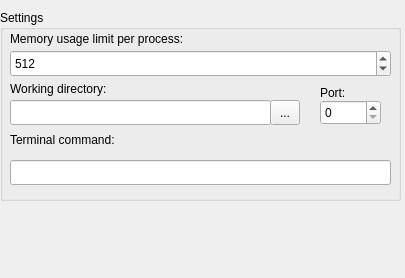
This is GNS3/Ui/ConfigurationPages/Form_PreferencesHypervisorManager.ui in GNS3/gns3-legacy as Qt 5 draws it before an edit. The edited form follows.
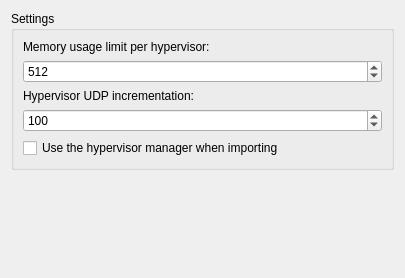
This is the edited form.

Commit message: [*] Preload if possible dynamips at startup

```diff
--- a/GNS3/Ui/ConfigurationPages/Form_PreferencesHypervisorManager.ui
+++ b/GNS3/Ui/ConfigurationPages/Form_PreferencesHypervisorManager.ui
@@ -12,15 +12,9 @@
   <property name="windowTitle" >
    <string>Form</string>
   </property>
+  <layout class="QVBoxLayout" >
+   <item>
   <widget class="QGroupBox" name="groupBox" >
-   <property name="geometry" >
-    <rect>
-     <x>0</x>
-     <y>10</y>
-     <width>401</width>
-     <height>191</height>
-    </rect>
-   </property>
    <property name="sizePolicy" >
     <sizepolicy vsizetype="Maximum" hsizetype="MinimumExpanding" >
      <horstretch>0</horstretch>
@@ -30,116 +24,16 @@
    <property name="title" >
     <string>Settings</string>
    </property>
+     <layout class="QGridLayout" >
+      <item row="0" column="0" >
    <widget class="QLabel" name="label" >
-    <property name="geometry" >
-     <rect>
-      <x>10</x>
-      <y>20</y>
-      <width>351</width>
-      <height>18</height>
-     </rect>
-    </property>
     <property name="text" >
-     <string>Memory usage limit per process:</string>
-    </property>
-   </widget>
-   <widget class="QLabel" name="label_3" >
-    <property name="geometry" >
-     <rect>
-      <x>10</x>
-      <y>120</y>
-      <width>381</width>
-      <height>20</height>
-     </rect>
-    </property>
-    <property name="text" >
-     <string>Terminal command:</string>
-    </property>
-   </widget>
-   <widget class="QLineEdit" name="dynamips_term_cmd" >
-    <property name="geometry" >
-     <rect>
-      <x>10</x>
-      <y>150</y>
-      <width>381</width>
-      <height>25</height>
-     </rect>
-    </property>
-   </widget>
-   <widget class="QLineEdit" name="dynamips_workdir" >
-    <property name="geometry" >
-     <rect>
-      <x>10</x>
-      <y>90</y>
-      <width>261</width>
-      <height>25</height>
-     </rect>
-    </property>
-   </widget>
-   <widget class="QLabel" name="label_2" >
-    <property name="geometry" >
-     <rect>
-      <x>10</x>
-      <y>70</y>
-      <width>291</width>
-      <height>18</height>
-     </rect>
-    </property>
-    <property name="text" >
-     <string>Working directory:</string>
-    </property>
-   </widget>
-   <widget class="QToolButton" name="dynamips_workdir_browser" >
-    <property name="geometry" >
-     <rect>
-      <x>270</x>
-      <y>90</y>
-      <width>30</width>
-      <height>25</height>
-     </rect>
-    </property>
-    <property name="text" >
-     <string>...</string>
-    </property>
-   </widget>
-   <widget class="QSpinBox" name="dynamips_port" >
-    <property name="geometry" >
-     <rect>
-      <x>320</x>
-      <y>90</y>
-      <width>61</width>
-      <height>25</height>
-     </rect>
-    </property>
-    <property name="maximum" >
-     <number>65535</number>
-    </property>
-    <property name="value" >
-     <number>0</number>
-    </property>
-   </widget>
-   <widget class="QLabel" name="label_5" >
-    <property name="geometry" >
-     <rect>
-      <x>320</x>
-      <y>70</y>
-      <width>61</width>
-      <height>25</height>
-     </rect>
-    </property>
-    <property name="text" >
-     <string>Port:</string>
-    </property>
-   </widget>
-   <widget class="QSpinBox" name="spinBox" >
-    <property name="geometry" >
-     <rect>
-      <x>10</x>
-      <y>40</y>
-      <width>381</width>
-      <height>27</height>
-     </rect>
-    </property>
+         <string>Memory usage limit per hypervisor:</string>
+        </property>
+       </widget>
+      </item>
+      <item row="1" column="0" >
+       <widget class="QSpinBox" name="spinBoxMemoryLimit" >
     <property name="maximum" >
      <number>1000000</number>
     </property>
@@ -150,7 +44,51 @@
      <number>512</number>
     </property>
    </widget>
-  </widget>
+      </item>
+      <item row="2" column="0" >
+       <widget class="QLabel" name="label_2" >
+        <property name="text" >
+         <string>Hypervisor UDP incrementation:</string>
+        </property>
+       </widget>
+      </item>
+      <item row="3" column="0" >
+       <widget class="QSpinBox" name="spinBoxUDPIncrementation" >
+        <property name="maximum" >
+         <number>100000</number>
+        </property>
+        <property name="singleStep" >
+         <number>10</number>
+        </property>
+        <property name="value" >
+         <number>100</number>
+        </property>
+       </widget>
+      </item>
+      <item row="4" column="0" >
+       <widget class="QCheckBox" name="checkBox" >
+        <property name="text" >
+         <string>Use the hypervisor manager when importing</string>
+        </property>
+       </widget>
+      </item>
+     </layout>
+    </widget>
+   </item>
+   <item>
+    <spacer>
+     <property name="orientation" >
+      <enum>Qt::Vertical</enum>
+     </property>
+     <property name="sizeHint" >
+      <size>
+       <width>20</width>
+       <height>71</height>
+      </size>
+     </property>
+    </spacer>
+   </item>
+  </layout>
  </widget>
  <resources/>
  <connections/>
```
Lines whose indentation alone changed are shown as unchanged. The commit also changes 11 other files.
